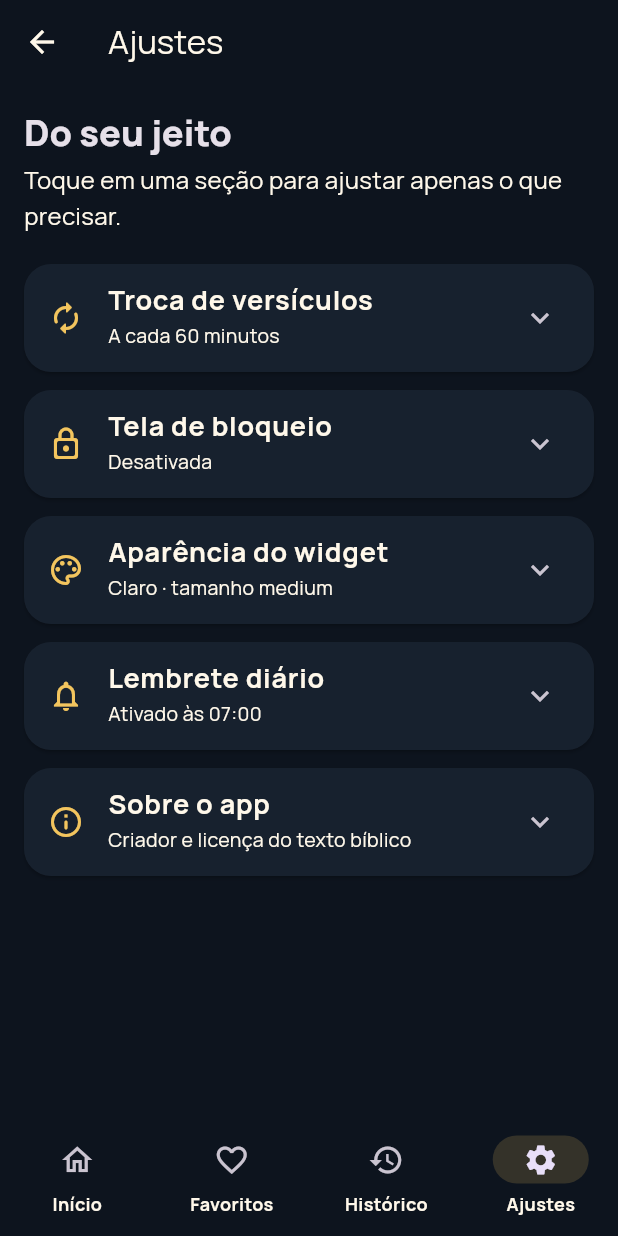
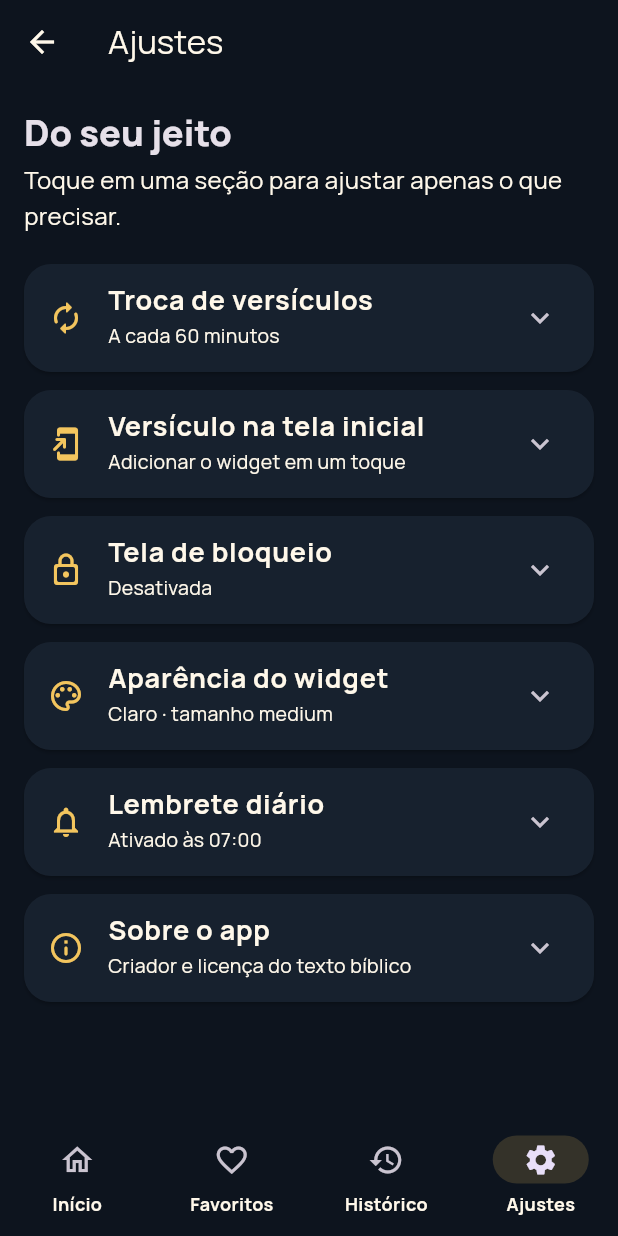
Before and after one commit to bruninhoff321-design/versiculo-na-tela, a Flutter app: the AppShell screen opened directly, item 4 of the bottom bar chosen, on a phone screen of 412 x 824 dp. Run offline on Flutter 3.47's test engine with Material 3 defaults, Android fonts, the phone set to English and light mode, and no system bars; our stand-ins replace flutter_local_notifications, flutter_timezone, google_fonts, hive_flutter, share_plus, timezone; missing offline and left inert: home_widget; accounts and stored records are empty; statements that could not run were skipped.

Commit message:
Adicionar ativação do widget nos ajustes

```diff
--- a/lib/presentation/ajustes/ajustes_screen.dart
+++ b/lib/presentation/ajustes/ajustes_screen.dart
@@ -4,6 +4,7 @@ import 'package:provider/provider.dart';
 import '../../core/theme/app_theme.dart';
 import '../../domain/models/app_settings.dart';
 import '../state/app_state.dart';
+import '../shared/widget_setup.dart';
 
 class AjustesScreen extends StatelessWidget {
   const AjustesScreen({super.key});
@@ -89,7 +90,24 @@ class AjustesScreen extends StatelessWidget {
                 style: TextStyle(fontSize: 13)),
           ],
         ),
-        section(
+                section(
+          title: 'Versículo na tela inicial',
+          subtitle: 'Adicionar o widget em um toque',
+          icon: Icons.add_to_home_screen_rounded,
+          children: [
+            const Text('Mostre o versículo sobre a foto da sua tela inicial.'),
+            const SizedBox(height: 12),
+            SizedBox(
+              width: double.infinity,
+              child: FilledButton.icon(
+                onPressed: () => addWidgetToHome(context),
+                icon: const Icon(Icons.add_rounded),
+                label: const Text('Ativar na tela inicial'),
+              ),
+            ),
+          ],
+        ),
+section(
           title: 'Tela de bloqueio',
           subtitle: app.lockWallpaperEnabled ? 'Ativada' : 'Desativada',
           icon: Icons.lock_outline_rounded,
```
